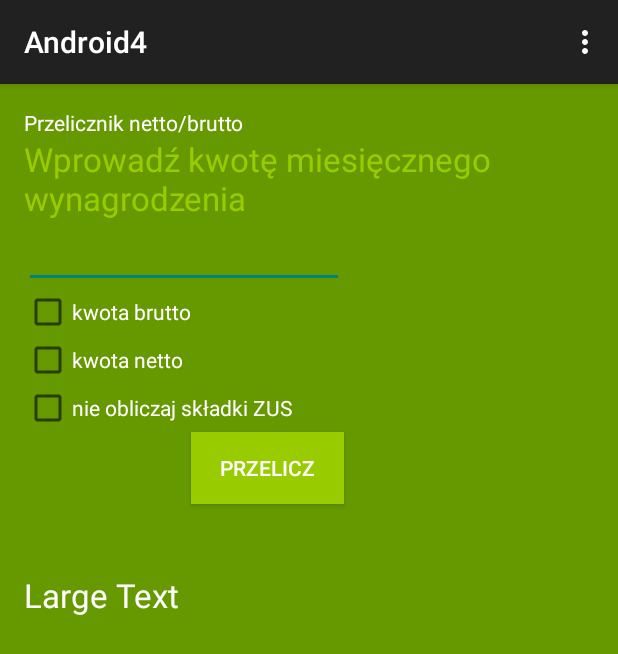
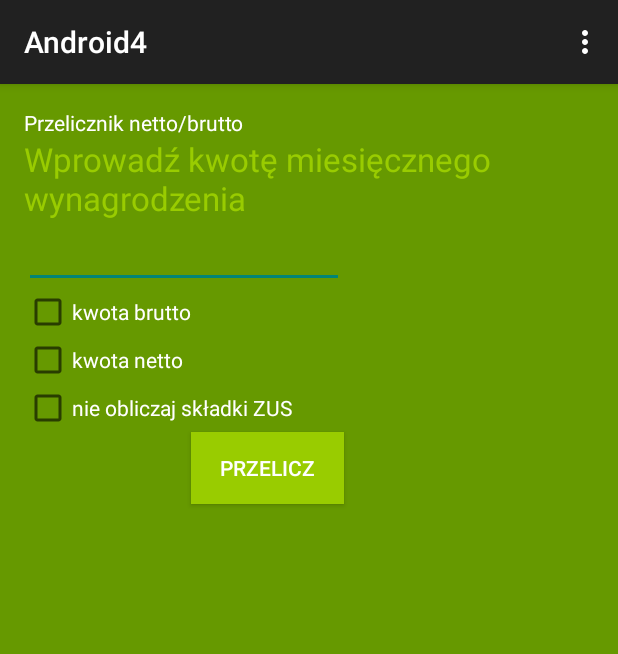
Before and after one commit to adriannakoszowska/Android4, an Android app: the screen it shows after launch (MainActivity), on a phone screen of 412 x 824 dp. Shown: the top 654 px of the screen. Run offline under Robolectric (Android 15) with nearby library versions, the phone set to English and light mode, and no system bars.

Commit message:
działanie wyświetlania i czyszczenia

```diff
--- a/app/src/main/java/com/example/adriannakoszowska/android4/MainActivity.java
+++ b/app/src/main/java/com/example/adriannakoszowska/android4/MainActivity.java
@@ -4,16 +4,29 @@ import android.support.v7.app.ActionBarActivity;
 import android.os.Bundle;
 import android.view.Menu;
 import android.view.MenuItem;
+import android.view.View;
+import android.widget.Button;
+import android.widget.EditText;
+import android.widget.TextView;
 
 
 public class MainActivity extends ActionBarActivity {
+    EditText wprowadz;
+    TextView wynik;
 
     @Override
     protected void onCreate(Bundle savedInstanceState) {
         super.onCreate(savedInstanceState);
         setContentView(R.layout.activity_main);
+        wprowadz = (EditText) findViewById(R.id.wprowadz);
+        TextView wynik=(TextView)findViewById(R.id.textView3);
+
+        wynik.setText("");
     }
 
+    public void ClickFuncion(View view) {
+        wynik.setText(wprowadz.getText().toString());
+    }
 
     @Override
     public boolean onCreateOptionsMenu(Menu menu) {
--- a/app/src/main/res/layout/activity_main.xml
+++ b/app/src/main/res/layout/activity_main.xml
@@ -27,7 +27,7 @@
         android:layout_height="wrap_content"
         android:inputType="numberSigned"
         android:ems="10"
-        android:id="@+id/editText"
+        android:id="@+id/wprowadz"
         android:layout_below="@+id/textView2"
         android:layout_alignParentLeft="true"
         android:layout_alignParentStart="true"
@@ -38,7 +38,7 @@
         android:layout_height="wrap_content"
         android:text="kwota brutto"
         android:id="@+id/checkBox"
-        android:layout_below="@+id/editText"
+        android:layout_below="@+id/wprowadz"
         android:layout_alignParentLeft="true"
         android:layout_alignParentStart="true"
         android:textColor="@android:color/background_light" />
@@ -68,14 +68,15 @@
         android:layout_width="wrap_content"
         android:layout_height="wrap_content"
         android:text="Przelicz"
-        android:id="@+id/button"
+        android:id="@+id/przelicz"
         android:layout_below="@+id/checkBox3"
-        android:layout_alignRight="@+id/editText"
-        android:layout_alignEnd="@+id/editText"
+        android:layout_alignRight="@+id/wprowadz"
+        android:layout_alignEnd="@+id/wprowadz"
         android:background="@android:color/holo_green_light"
         android:layout_toRightOf="@+id/checkBox"
         android:layout_toEndOf="@+id/checkBox"
-        android:textColor="@android:color/background_light" />
+        android:textColor="@android:color/background_light"
+        android:onClick="ClickFuncion" />
 
     <TextView
         android:layout_width="wrap_content"
@@ -83,7 +84,7 @@
         android:textAppearance="?android:attr/textAppearanceLarge"
         android:text="Large Text"
         android:id="@+id/textView3"
-        android:layout_below="@+id/button"
+        android:layout_below="@+id/przelicz"
         android:layout_alignParentLeft="true"
         android:layout_alignParentStart="true"
         android:layout_marginTop="46dp"
```
